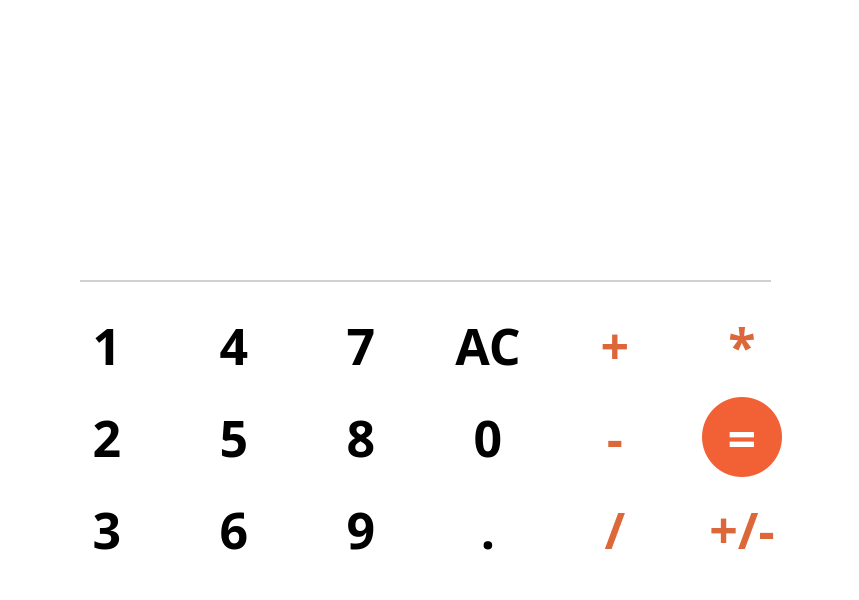
Qt form mainwindow.ui (Romashka13579/QtCreator_Calculator) before a commit.
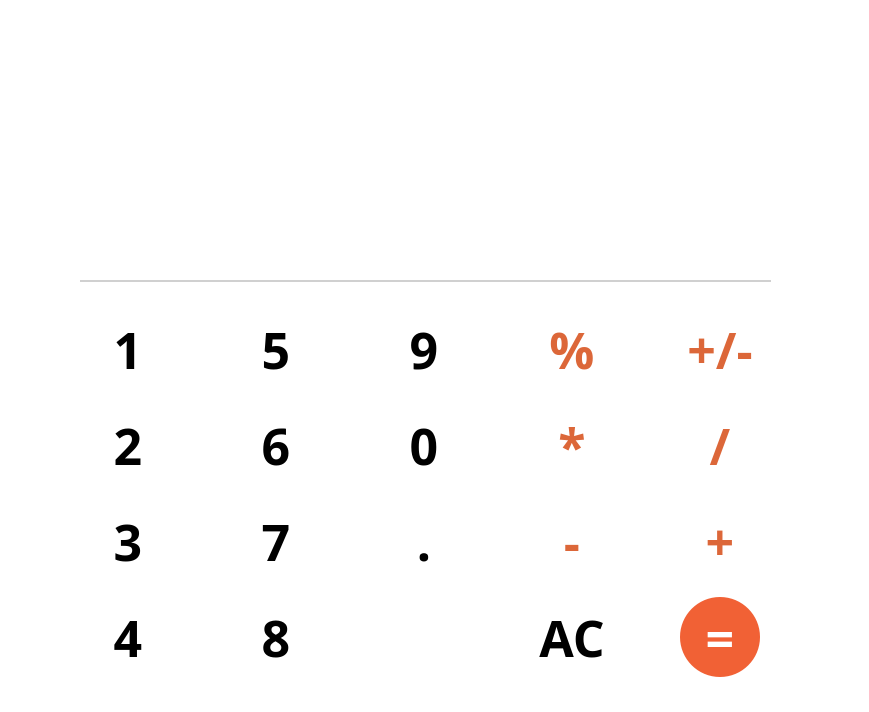
The same form after that commit.

Patch:
```diff
--- a/mainwindow.ui
+++ b/mainwindow.ui
@@ -6,8 +6,8 @@
    <rect>
     <x>0</x>
     <y>0</y>
-    <width>859</width>
-    <height>600</height>
+    <width>869</width>
+    <height>712</height>
    </rect>
   </property>
   <property name="windowTitle">
@@ -23,7 +23,7 @@
       <x>20</x>
       <y>293</y>
       <width>811</width>
-      <height>291</height>
+      <height>402</height>
      </rect>
     </property>
     <layout class="QGridLayout" name="gridLayout">
@@ -33,8 +33,8 @@
      <property name="spacing">
       <number>0</number>
      </property>
-     <item row="1" column="1">
-      <widget class="QPushButton" name="Button_5">
+     <item row="3" column="1">
+      <widget class="QPushButton" name="Button_8">
        <property name="font">
         <font>
          <family>Dubai</family>
@@ -59,18 +59,12 @@
 }</string>
        </property>
        <property name="text">
-        <string>5</string>
+        <string>8</string>
        </property>
       </widget>
      </item>
-     <item row="0" column="2">
-      <widget class="QPushButton" name="Button_7">
-       <property name="maximumSize">
-        <size>
-         <width>80</width>
-         <height>80</height>
-        </size>
-       </property>
+     <item row="2" column="0">
+      <widget class="QPushButton" name="Button_3">
        <property name="font">
         <font>
          <family>Dubai</family>
@@ -95,11 +89,11 @@
 }</string>
        </property>
        <property name="text">
-        <string>7</string>
+        <string>3</string>
        </property>
       </widget>
      </item>
-     <item row="0" column="4">
+     <item row="2" column="4">
       <widget class="QPushButton" name="Button_plus">
        <property name="maximumSize">
         <size>
@@ -136,38 +130,104 @@
        </property>
       </widget>
      </item>
-     <item row="2" column="4">
-      <widget class="QPushButton" name="Button_divide">
-       <property name="font">
-        <font>
-         <family>Dubai</family>
-         <pointsize>-1</pointsize>
-         <bold>true</bold>
-        </font>
-       </property>
-       <property name="cursor">
-        <cursorShape>PointingHandCursor</cursorShape>
-       </property>
-       <property name="styleSheet">
-        <string notr="true">QPushButton{
-background-color:none;
-outline:none;
-border-radius:40px;
-font-size:50px;
-max-width:80px;
-max-height:80px;
-color:rgb(220, 103, 57);
-}
-QPushButton:pressed{
-background-color:rgb(208, 208, 208);
-}</string>
-       </property>
-       <property name="text">
-        <string>/</string>
-       </property>
-      </widget>
-     </item>
      <item row="0" column="1">
+      <widget class="QPushButton" name="Button_5">
+       <property name="font">
+        <font>
+         <family>Dubai</family>
+         <pointsize>-1</pointsize>
+         <bold>true</bold>
+        </font>
+       </property>
+       <property name="cursor">
+        <cursorShape>PointingHandCursor</cursorShape>
+       </property>
+       <property name="styleSheet">
+        <string notr="true">QPushButton{
+background-color:none;
+outline:none;
+border-radius:40px;
+font-size:50px;
+max-width:80px;
+max-height:80px;
+}
+QPushButton:pressed{
+background-color:rgb(208, 208, 208);
+}</string>
+       </property>
+       <property name="text">
+        <string>5</string>
+       </property>
+      </widget>
+     </item>
+     <item row="1" column="1">
+      <widget class="QPushButton" name="Button_6">
+       <property name="font">
+        <font>
+         <family>Dubai</family>
+         <pointsize>-1</pointsize>
+         <bold>true</bold>
+        </font>
+       </property>
+       <property name="cursor">
+        <cursorShape>PointingHandCursor</cursorShape>
+       </property>
+       <property name="styleSheet">
+        <string notr="true">QPushButton{
+background-color:none;
+outline:none;
+border-radius:40px;
+font-size:50px;
+max-width:80px;
+max-height:80px;
+}
+QPushButton:pressed{
+background-color:rgb(208, 208, 208);
+}</string>
+       </property>
+       <property name="text">
+        <string>6</string>
+       </property>
+      </widget>
+     </item>
+     <item row="0" column="4">
+      <widget class="QPushButton" name="Button_pm">
+       <property name="maximumSize">
+        <size>
+         <width>80</width>
+         <height>80</height>
+        </size>
+       </property>
+       <property name="font">
+        <font>
+         <family>Dubai</family>
+         <pointsize>-1</pointsize>
+         <bold>true</bold>
+        </font>
+       </property>
+       <property name="cursor">
+        <cursorShape>PointingHandCursor</cursorShape>
+       </property>
+       <property name="styleSheet">
+        <string notr="true">QPushButton{
+background-color:none;
+outline:none;
+border-radius:40px;
+font-size:50px;
+max-width:80px;
+max-height:80px;
+color:rgb(220, 103, 57);
+}
+QPushButton:pressed{
+background-color:rgb(208, 208, 208);
+}</string>
+       </property>
+       <property name="text">
+        <string>+/-</string>
+       </property>
+      </widget>
+     </item>
+     <item row="3" column="0">
       <widget class="QPushButton" name="Button_4">
        <property name="maximumSize">
         <size>
@@ -203,38 +263,8 @@
        </property>
       </widget>
      </item>
-     <item row="2" column="2">
-      <widget class="QPushButton" name="Button_9">
-       <property name="font">
-        <font>
-         <family>Dubai</family>
-         <pointsize>-1</pointsize>
-         <bold>true</bold>
-        </font>
-       </property>
-       <property name="cursor">
-        <cursorShape>PointingHandCursor</cursorShape>
-       </property>
-       <property name="styleSheet">
-        <string notr="true">QPushButton{
-background-color:none;
-outline:none;
-border-radius:40px;
-font-size:50px;
-max-width:80px;
-max-height:80px;
-}
-QPushButton:pressed{
-background-color:rgb(208, 208, 208);
-}</string>
-       </property>
-       <property name="text">
-        <string>9</string>
-       </property>
-      </widget>
-     </item>
-     <item row="0" column="0">
-      <widget class="QPushButton" name="Button_1">
+     <item row="1" column="2">
+      <widget class="QPushButton" name="Button_0">
        <property name="maximumSize">
         <size>
          <width>80</width>
@@ -265,7 +295,7 @@
 }</string>
        </property>
        <property name="text">
-        <string>1</string>
+        <string>0</string>
        </property>
       </widget>
      </item>
@@ -299,68 +329,8 @@
        </property>
       </widget>
      </item>
-     <item row="2" column="0">
-      <widget class="QPushButton" name="Button_3">
-       <property name="font">
-        <font>
-         <family>Dubai</family>
-         <pointsize>-1</pointsize>
-         <bold>true</bold>
-        </font>
-       </property>
-       <property name="cursor">
-        <cursorShape>PointingHandCursor</cursorShape>
-       </property>
-       <property name="styleSheet">
-        <string notr="true">QPushButton{
-background-color:none;
-outline:none;
-border-radius:40px;
-font-size:50px;
-max-width:80px;
-max-height:80px;
-}
-QPushButton:pressed{
-background-color:rgb(208, 208, 208);
-}</string>
-       </property>
-       <property name="text">
-        <string>3</string>
-       </property>
-      </widget>
-     </item>
-     <item row="2" column="1">
-      <widget class="QPushButton" name="Button_6">
-       <property name="font">
-        <font>
-         <family>Dubai</family>
-         <pointsize>-1</pointsize>
-         <bold>true</bold>
-        </font>
-       </property>
-       <property name="cursor">
-        <cursorShape>PointingHandCursor</cursorShape>
-       </property>
-       <property name="styleSheet">
-        <string notr="true">QPushButton{
-background-color:none;
-outline:none;
-border-radius:40px;
-font-size:50px;
-max-width:80px;
-max-height:80px;
-}
-QPushButton:pressed{
-background-color:rgb(208, 208, 208);
-}</string>
-       </property>
-       <property name="text">
-        <string>6</string>
-       </property>
-      </widget>
-     </item>
      <item row="1" column="4">
-      <widget class="QPushButton" name="Button_minus">
+      <widget class="QPushButton" name="Button_divide">
        <property name="font">
         <font>
          <family>Dubai</family>
@@ -386,180 +356,11 @@
 }</string>
        </property>
        <property name="text">
-        <string>-</string>
+        <string>/</string>
        </property>
       </widget>
      </item>
-     <item row="1" column="2">
-      <widget class="QPushButton" name="Button_8">
-       <property name="font">
-        <font>
-         <family>Dubai</family>
-         <pointsize>-1</pointsize>
-         <bold>true</bold>
-        </font>
-       </property>
-       <property name="cursor">
-        <cursorShape>PointingHandCursor</cursorShape>
-       </property>
-       <property name="styleSheet">
-        <string notr="true">QPushButton{
-background-color:none;
-outline:none;
-border-radius:40px;
-font-size:50px;
-max-width:80px;
-max-height:80px;
-}
-QPushButton:pressed{
-background-color:rgb(208, 208, 208);
-}</string>
-       </property>
-       <property name="text">
-        <string>8</string>
-       </property>
-      </widget>
-     </item>
-     <item row="2" column="3">
-      <widget class="QPushButton" name="Button_dot">
-       <property name="maximumSize">
-        <size>
-         <width>80</width>
-         <height>80</height>
-        </size>
-       </property>
-       <property name="font">
-        <font>
-         <family>Dubai</family>
-         <pointsize>-1</pointsize>
-         <bold>true</bold>
-        </font>
-       </property>
-       <property name="cursor">
-        <cursorShape>PointingHandCursor</cursorShape>
-       </property>
-       <property name="styleSheet">
-        <string notr="true">QPushButton{
-background-color:none;
-outline:none;
-border-radius:40px;
-font-size:50px;
-max-width:80px;
-max-height:80px;
-}
-QPushButton:pressed{
-background-color:rgb(208, 208, 208);
-}</string>
-       </property>
-       <property name="text">
-        <string>.</string>
-       </property>
-      </widget>
-     </item>
-     <item row="1" column="3">
-      <widget class="QPushButton" name="Button_0">
-       <property name="maximumSize">
-        <size>
-         <width>80</width>
-         <height>80</height>
-        </size>
-       </property>
-       <property name="font">
-        <font>
-         <family>Dubai</family>
-         <pointsize>-1</pointsize>
-         <bold>true</bold>
-        </font>
-       </property>
-       <property name="cursor">
-        <cursorShape>PointingHandCursor</cursorShape>
-       </property>
-       <property name="styleSheet">
-        <string notr="true">QPushButton{
-background-color:none;
-outline:none;
-border-radius:40px;
-font-size:50px;
-max-width:80px;
-max-height:80px;
-}
-QPushButton:pressed{
-background-color:rgb(208, 208, 208);
-}</string>
-       </property>
-       <property name="text">
-        <string>0</string>
-       </property>
-      </widget>
-     </item>
-     <item row="0" column="3">
-      <widget class="QPushButton" name="Button_AC">
-       <property name="maximumSize">
-        <size>
-         <width>80</width>
-         <height>80</height>
-        </size>
-       </property>
-       <property name="font">
-        <font>
-         <family>Dubai</family>
-         <pointsize>-1</pointsize>
-         <bold>true</bold>
-        </font>
-       </property>
-       <property name="cursor">
-        <cursorShape>PointingHandCursor</cursorShape>
-       </property>
-       <property name="styleSheet">
-        <string notr="true">QPushButton{
-background-color:none;
-outline:none;
-border-radius:40px;
-font-size:50px;
-max-width:80px;
-max-height:80px;
-}
-QPushButton:pressed{
-background-color:rgb(208, 208, 208);
-}</string>
-       </property>
-       <property name="text">
-        <string>AC</string>
-       </property>
-      </widget>
-     </item>
-     <item row="0" column="5">
-      <widget class="QPushButton" name="Button_multiply">
-       <property name="font">
-        <font>
-         <family>Dubai</family>
-         <pointsize>-1</pointsize>
-         <bold>true</bold>
-        </font>
-       </property>
-       <property name="cursor">
-        <cursorShape>PointingHandCursor</cursorShape>
-       </property>
-       <property name="styleSheet">
-        <string notr="true">QPushButton{
-background-color:none;
-outline:none;
-border-radius:40px;
-font-size:50px;
-max-width:80px;
-max-height:80px;
-color:rgb(220, 103, 57);
-}
-QPushButton:pressed{
-background-color:rgb(208, 208, 208);
-}</string>
-       </property>
-       <property name="text">
-        <string>*</string>
-       </property>
-      </widget>
-     </item>
-     <item row="1" column="5">
+     <item row="3" column="4">
       <widget class="QPushButton" name="Button_equal">
        <property name="font">
         <font>
@@ -592,8 +393,8 @@
        </property>
       </widget>
      </item>
-     <item row="2" column="5">
-      <widget class="QPushButton" name="Button_pm">
+     <item row="2" column="1">
+      <widget class="QPushButton" name="Button_7">
        <property name="maximumSize">
         <size>
          <width>80</width>
@@ -618,6 +419,102 @@
 font-size:50px;
 max-width:80px;
 max-height:80px;
+}
+QPushButton:pressed{
+background-color:rgb(208, 208, 208);
+}</string>
+       </property>
+       <property name="text">
+        <string>7</string>
+       </property>
+      </widget>
+     </item>
+     <item row="0" column="2">
+      <widget class="QPushButton" name="Button_9">
+       <property name="font">
+        <font>
+         <family>Dubai</family>
+         <pointsize>-1</pointsize>
+         <bold>true</bold>
+        </font>
+       </property>
+       <property name="cursor">
+        <cursorShape>PointingHandCursor</cursorShape>
+       </property>
+       <property name="styleSheet">
+        <string notr="true">QPushButton{
+background-color:none;
+outline:none;
+border-radius:40px;
+font-size:50px;
+max-width:80px;
+max-height:80px;
+}
+QPushButton:pressed{
+background-color:rgb(208, 208, 208);
+}</string>
+       </property>
+       <property name="text">
+        <string>9</string>
+       </property>
+      </widget>
+     </item>
+     <item row="0" column="0">
+      <widget class="QPushButton" name="Button_1">
+       <property name="maximumSize">
+        <size>
+         <width>80</width>
+         <height>80</height>
+        </size>
+       </property>
+       <property name="font">
+        <font>
+         <family>Dubai</family>
+         <pointsize>-1</pointsize>
+         <bold>true</bold>
+        </font>
+       </property>
+       <property name="cursor">
+        <cursorShape>PointingHandCursor</cursorShape>
+       </property>
+       <property name="styleSheet">
+        <string notr="true">QPushButton{
+background-color:none;
+outline:none;
+border-radius:40px;
+font-size:50px;
+max-width:80px;
+max-height:80px;
+}
+QPushButton:pressed{
+background-color:rgb(208, 208, 208);
+}</string>
+       </property>
+       <property name="text">
+        <string>1</string>
+       </property>
+      </widget>
+     </item>
+     <item row="1" column="3">
+      <widget class="QPushButton" name="Button_multiply">
+       <property name="font">
+        <font>
+         <family>Dubai</family>
+         <pointsize>-1</pointsize>
+         <bold>true</bold>
+        </font>
+       </property>
+       <property name="cursor">
+        <cursorShape>PointingHandCursor</cursorShape>
+       </property>
+       <property name="styleSheet">
+        <string notr="true">QPushButton{
+background-color:none;
+outline:none;
+border-radius:40px;
+font-size:50px;
+max-width:80px;
+max-height:80px;
 color:rgb(220, 103, 57);
 }
 QPushButton:pressed{
@@ -625,7 +522,147 @@
 }</string>
        </property>
        <property name="text">
-        <string>+/-</string>
+        <string>*</string>
+       </property>
+      </widget>
+     </item>
+     <item row="2" column="3">
+      <widget class="QPushButton" name="Button_minus">
+       <property name="font">
+        <font>
+         <family>Dubai</family>
+         <pointsize>-1</pointsize>
+         <bold>true</bold>
+        </font>
+       </property>
+       <property name="cursor">
+        <cursorShape>PointingHandCursor</cursorShape>
+       </property>
+       <property name="styleSheet">
+        <string notr="true">QPushButton{
+background-color:none;
+outline:none;
+border-radius:40px;
+font-size:50px;
+max-width:80px;
+max-height:80px;
+color:rgb(220, 103, 57);
+}
+QPushButton:pressed{
+background-color:rgb(208, 208, 208);
+}</string>
+       </property>
+       <property name="text">
+        <string>-</string>
+       </property>
+      </widget>
+     </item>
+     <item row="3" column="3">
+      <widget class="QPushButton" name="Button_AC">
+       <property name="maximumSize">
+        <size>
+         <width>80</width>
+         <height>80</height>
+        </size>
+       </property>
+       <property name="font">
+        <font>
+         <family>Dubai</family>
+         <pointsize>-1</pointsize>
+         <bold>true</bold>
+        </font>
+       </property>
+       <property name="cursor">
+        <cursorShape>PointingHandCursor</cursorShape>
+       </property>
+       <property name="styleSheet">
+        <string notr="true">QPushButton{
+background-color:none;
+outline:none;
+border-radius:40px;
+font-size:50px;
+max-width:80px;
+max-height:80px;
+}
+QPushButton:pressed{
+background-color:rgb(208, 208, 208);
+}</string>
+       </property>
+       <property name="text">
+        <string>AC</string>
+       </property>
+      </widget>
+     </item>
+     <item row="2" column="2">
+      <widget class="QPushButton" name="Button_dot">
+       <property name="maximumSize">
+        <size>
+         <width>80</width>
+         <height>80</height>
+        </size>
+       </property>
+       <property name="font">
+        <font>
+         <family>Dubai</family>
+         <pointsize>-1</pointsize>
+         <bold>true</bold>
+        </font>
+       </property>
+       <property name="cursor">
+        <cursorShape>PointingHandCursor</cursorShape>
+       </property>
+       <property name="styleSheet">
+        <string notr="true">QPushButton{
+background-color:none;
+outline:none;
+border-radius:40px;
+font-size:50px;
+max-width:80px;
+max-height:80px;
+}
+QPushButton:pressed{
+background-color:rgb(208, 208, 208);
+}</string>
+       </property>
+       <property name="text">
+        <string>.</string>
+       </property>
+      </widget>
+     </item>
+     <item row="0" column="3">
+      <widget class="QPushButton" name="Button_percent">
+       <property name="maximumSize">
+        <size>
+         <width>80</width>
+         <height>80</height>
+        </size>
+       </property>
+       <property name="font">
+        <font>
+         <family>Dubai</family>
+         <pointsize>-1</pointsize>
+         <bold>true</bold>
+        </font>
+       </property>
+       <property name="cursor">
+        <cursorShape>PointingHandCursor</cursorShape>
+       </property>
+       <property name="styleSheet">
+        <string notr="true">QPushButton{
+background-color:none;
+outline:none;
+border-radius:40px;
+font-size:50px;
+max-width:80px;
+max-height:80px;
+color:rgb(220, 103, 57);
+}
+QPushButton:pressed{
+background-color:rgb(208, 208, 208);
+}</string>
+       </property>
+       <property name="text">
+        <string>%</string>
        </property>
       </widget>
      </item>
```
